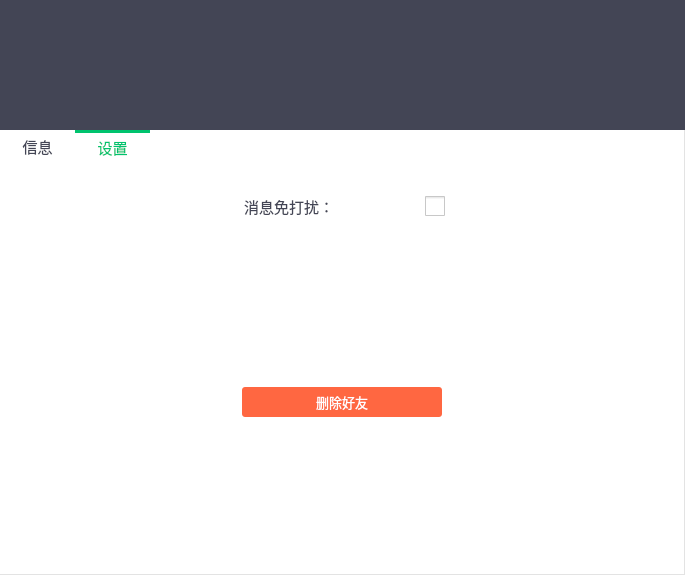
The window that SoftTerminal/forms/STContactDetail.ui (sunpu/softterminal) describes before a commit, drawn with Qt 5.
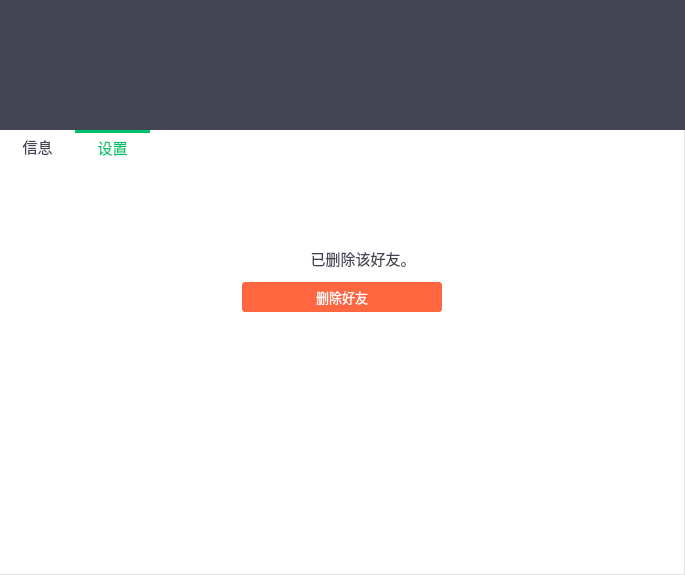
The same window after the commit. The open tabs and pages were chosen to show the change. Icons and pictures are not drawn. Custom widgets are drawn as their Qt base class.

Diff of the .ui file:
```diff
--- a/SoftTerminal/forms/STContactDetail.ui
+++ b/SoftTerminal/forms/STContactDetail.ui
@@ -872,7 +872,7 @@
          </attribute>
          <layout class="QVBoxLayout" name="verticalLayout_4">
           <property name="topMargin">
-           <number>30</number>
+           <number>80</number>
           </property>
           <item>
            <widget class="QWidget" name="widget_10" native="true">
@@ -906,13 +906,29 @@
               <widget class="QLabel" name="label_13">
                <property name="minimumSize">
                 <size>
-                 <width>100</width>
+                 <width>35</width>
+                 <height>35</height>
+                </size>
+               </property>
+               <property name="styleSheet">
+                <string notr="true">border-image: url(:/SoftTerminal/images/info.png);</string>
+               </property>
+               <property name="text">
+                <string/>
+               </property>
+              </widget>
+             </item>
+             <item>
+              <widget class="QLabel" name="lblDeleteFinish">
+               <property name="minimumSize">
+                <size>
+                 <width>110</width>
                  <height>30</height>
                 </size>
                </property>
                <property name="maximumSize">
                 <size>
-                 <width>100</width>
+                 <width>110</width>
                  <height>30</height>
                 </size>
                </property>
@@ -926,60 +942,13 @@
                 <string notr="true">color: rgb(67, 69, 85);</string>
                </property>
                <property name="text">
-                <string>消息免打扰：</string>
+                <string>已删除该好友。</string>
                </property>
                <property name="alignment">
                 <set>Qt::AlignCenter</set>
                </property>
               </widget>
              </item>
-             <item>
-              <widget class="QCheckBox" name="checkBox">
-               <property name="sizePolicy">
-                <sizepolicy hsizetype="Minimum" vsizetype="Fixed">
-                 <horstretch>0</horstretch>
-                 <verstretch>0</verstretch>
-                </sizepolicy>
-               </property>
-               <property name="minimumSize">
-                <size>
-                 <width>100</width>
-                 <height>30</height>
-                </size>
-               </property>
-               <property name="maximumSize">
-                <size>
-                 <width>100</width>
-                 <height>30</height>
-                </size>
-               </property>
-               <property name="layoutDirection">
-                <enum>Qt::RightToLeft</enum>
-               </property>
-               <property name="styleSheet">
-                <string notr="true">QCheckBox {
-    spacing: 5px;
-}
-
-QCheckBox::indicator {
-    width: 20px;
-    height: 20px;
-}
-
-QCheckBox::indicator:unchecked {
-	image: url(:/SoftTerminal/images/checkbox_unchecked.png);
-}
-
-QCheckBox::indicator:checked {
-    image: url(:/SoftTerminal/images/checkbox_checked.png);
-}
-</string>
-               </property>
-               <property name="text">
-                <string/>
-               </property>
-              </widget>
-             </item>
              <item>
               <spacer name="horizontalSpacer_16">
                <property name="orientation">
@@ -1006,10 +975,19 @@
             </property>
             <layout class="QHBoxLayout" name="horizontalLayout_9">
              <property name="spacing">
-              <number>50</number>
+              <number>0</number>
+             </property>
+             <property name="leftMargin">
+              <number>0</number>
              </property>
              <property name="topMargin">
-              <number>160</number>
+              <number>0</number>
+             </property>
+             <property name="rightMargin">
+              <number>0</number>
+             </property>
+             <property name="bottomMargin">
+              <number>0</number>
              </property>
              <item>
               <spacer name="horizontalSpacer_17">
```
Left out of the diff: 8 changed lines with no effect on the pictures.
